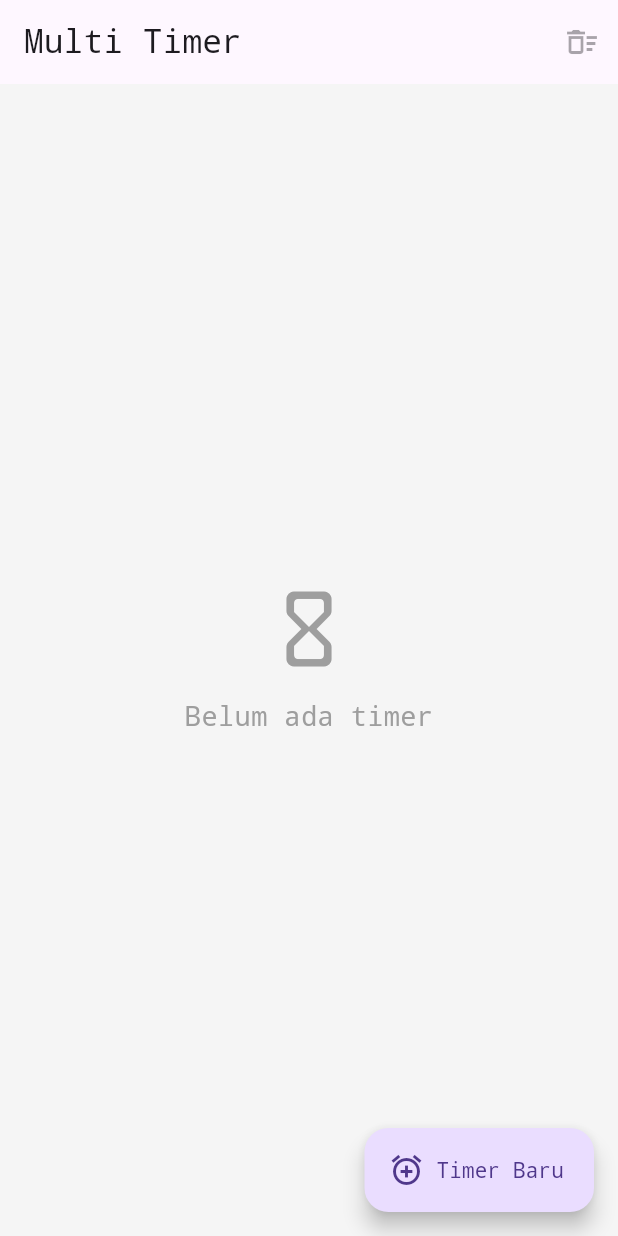
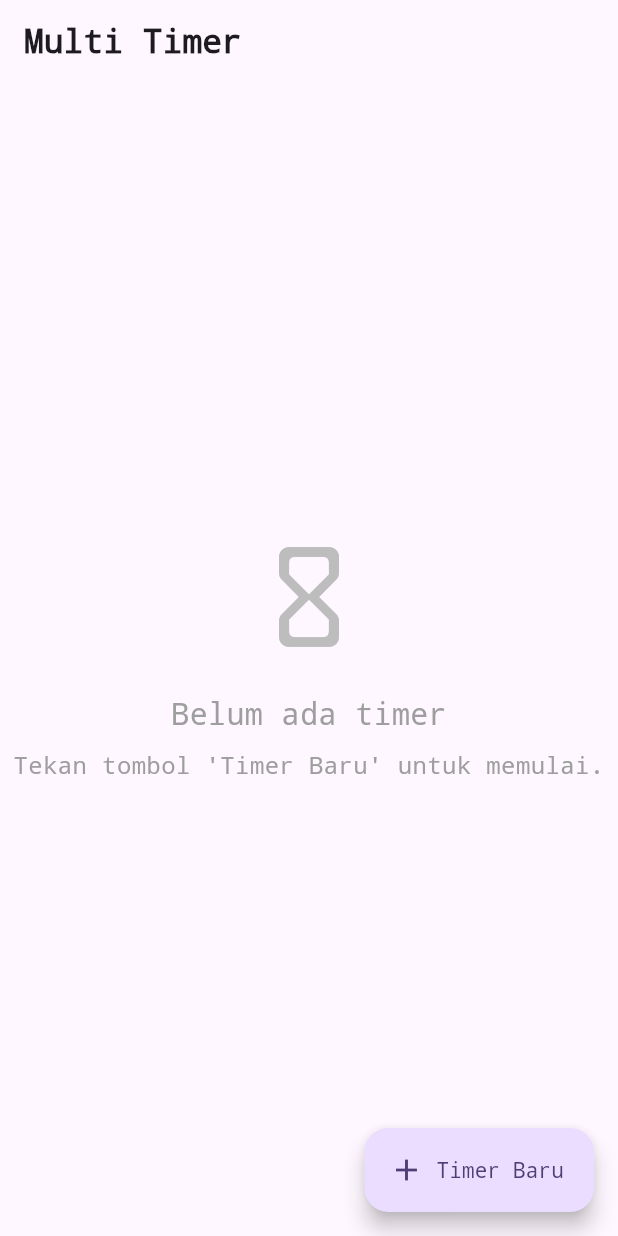
Before and after one commit to Greenson22/my_clock, a Flutter app: the screen it shows after launch, on a phone screen of 412 x 824 dp. Run offline on Flutter 3.47's test engine with Material 3 defaults, Android fonts, the light colour scheme and no system bars; our stand-ins replace file_picker, flutter_local_notifications, just_audio, percent_indicator, permission_handler, shared_preferences; missing offline and left inert: flutter_background_service, flutter_background_service_android, flutter_ringtone_player.

Commit message:
feat(UI): Desain ulang halaman countdown dengan layout grid modern
Merombak total antarmuka pengguna pada halaman utama untuk memberikan tampilan yang lebih estetik, modern, dan fungsional.

Perubahan utama meliputi:
- Mengganti layout `ListView` menjadi `GridView` untuk menampilkan timer, memungkinkan visualisasi yang lebih baik dan ringkas.
- Mendesain ulang `TimerCard` secara signifikan dengan gaya yang lebih modern, menampilkan progress bar melingkar (`CircularPercentIndicator`) dan tata letak yang lebih bersih.
- Memperbarui tema aplikasi (`AppWidget`) untuk menggunakan Material 3, `ColorScheme.fromSeed`, serta menambahkan dukungan untuk mode gelap (dark mode) yang mengikuti pengaturan sistem.
- Menyederhanakan alur interaksi pengguna dengan menggabungkan beberapa aksi (edit nama dan ikon) ke dalam satu dialog `onEdit`.
- Meningkatkan tampilan halaman kosong (empty state) agar lebih informatif dan menarik secara visual.
- Menghapus fungsionalitas pengurutan manual (`ReorderableListView`) karena tidak lagi sesuai dengan layout grid.

```diff
--- a/lib/app_widget.dart
+++ b/lib/app_widget.dart
@@ -9,11 +9,23 @@ class AppWidget extends StatelessWidget {
     return MaterialApp(
       title: 'Countdown App',
       theme: ThemeData(
-        primarySwatch: Colors.indigo,
+        colorScheme: ColorScheme.fromSeed(
+          seedColor: Colors.deepPurple,
+          brightness: Brightness.light,
+        ),
         useMaterial3: true,
-        fontFamily: 'monospace', // Set font default jika ingin konsisten
+        fontFamily: 'monospace',
       ),
-      home: const CountdownPage(), // Halaman utama kita
+      darkTheme: ThemeData(
+        colorScheme: ColorScheme.fromSeed(
+          seedColor: Colors.deepPurple,
+          brightness: Brightness.dark,
+        ),
+        useMaterial3: true,
+        fontFamily: 'monospace',
+      ),
+      themeMode: ThemeMode.system, // Mengikuti tema sistem
+      home: const CountdownPage(),
       debugShowCheckedModeBanner: false,
     );
   }
--- a/lib/features/countdown/presentation/countdown_page.dart
+++ b/lib/features/countdown/presentation/countdown_page.dart
@@ -16,8 +16,6 @@ class CountdownPage extends StatefulWidget {
 class _CountdownPageState extends State<CountdownPage> {
   List<CountdownTimer> _activeTimers = [];
   final FlutterBackgroundService _service = FlutterBackgroundService();
-  // [BARU] State untuk mengontrol mode pengurutan
-  bool _isReorderEnabled = false;
 
   @override
   void initState() {
@@ -63,90 +61,69 @@ class _CountdownPageState extends State<CountdownPage> {
   void _stopAlarm() => _service.invoke('stopAlarm');
   void _clearAllTimers() => _service.invoke('clearAll');
 
-  void _onReorder(int oldIndex, int newIndex) {
-    // Fungsi ini tidak berubah
-    if (oldIndex < newIndex) {
-      newIndex -= 1;
-    }
-    final CountdownTimer item = _activeTimers.removeAt(oldIndex);
-    _activeTimers.insert(newIndex, item);
-
-    _service.invoke('reorderTimers', {
-      'timers': _activeTimers.map((t) => t.toJson()).toList(),
-    });
-
-    setState(() {});
-  }
-
-  // --- FUNGSI DIALOG ---
-  // ... (Semua fungsi dialog tidak berubah)
-
   @override
   Widget build(BuildContext context) {
+    final theme = Theme.of(context);
     return Scaffold(
-      backgroundColor: Colors.grey[100],
       appBar: AppBar(
-        title: const Text("Multi Timer"),
+        title: const Text(
+          "Multi Timer",
+          style: TextStyle(fontWeight: FontWeight.bold),
+        ),
+        backgroundColor: theme.scaffoldBackgroundColor,
+        elevation: 0,
         actions: [
-          // [BARU] Tombol untuk mengaktifkan/menonaktifkan mode urut
           if (_activeTimers.isNotEmpty)
-            IconButton(
-              icon: Icon(_isReorderEnabled ? Icons.check : Icons.drag_handle),
-              tooltip: _isReorderEnabled
-                  ? "Selesai Mengurutkan"
-                  : "Ubah Urutan",
-              onPressed: () {
-                setState(() {
-                  _isReorderEnabled = !_isReorderEnabled;
-                });
-              },
-            ),
             IconButton(
               icon: const Icon(Icons.delete_sweep_outlined),
               tooltip: "Hapus Semua Timer",
-            onPressed: _activeTimers.isEmpty
-                ? null
-                : _showClearAllConfirmationDialog,
+              onPressed: _showClearAllConfirmationDialog,
             ),
         ],
       ),
       floatingActionButton: FloatingActionButton.extended(
         onPressed: _showAddTimerSheet,
         label: const Text('Timer Baru'),
-        icon: const Icon(Icons.add_alarm),
+        icon: const Icon(Icons.add),
       ),
       body: _activeTimers.isEmpty
-          ? const Center(
+          ? Center(
               child: Column(
                 mainAxisAlignment: MainAxisAlignment.center,
                 children: [
                   Icon(
                     Icons.hourglass_empty_rounded,
-                    size: 60,
-                    color: Colors.grey,
+                    size: 80,
+                    color: Colors.grey.shade400,
                   ),
-                  SizedBox(height: 16),
-                  Text(
+                  const SizedBox(height: 24),
+                  const Text(
                     "Belum ada timer",
-                    style: TextStyle(fontSize: 18, color: Colors.grey),
+                    style: TextStyle(fontSize: 20, color: Colors.grey),
+                  ),
+                  const SizedBox(height: 8),
+                  const Text(
+                    "Tekan tombol 'Timer Baru' untuk memulai.",
+                    style: TextStyle(fontSize: 16, color: Colors.grey),
+                    textAlign: TextAlign.center,
                   ),
                 ],
               ),
             )
-          : ReorderableListView.builder(
-              padding: const EdgeInsets.fromLTRB(8, 8, 8, 80),
+          : GridView.builder(
+              padding: const EdgeInsets.all(16.0),
+              gridDelegate: const SliverGridDelegateWithFixedCrossAxisCount(
+                crossAxisCount: 2,
+                childAspectRatio: 0.8,
+                crossAxisSpacing: 16,
+                mainAxisSpacing: 16,
+              ),
               itemCount: _activeTimers.length,
-              // [MODIFIKASI] onReorder hanya berfungsi jika mode aktif
-              onReorder: _isReorderEnabled
-                  ? _onReorder
-                  : (oldIndex, newIndex) {},
               itemBuilder: (context, index) {
                 final timer = _activeTimers[index];
                 return TimerCard(
                   key: ValueKey(timer.id),
                   timer: timer,
-                  // [BARU] Kirim status mode urut ke TimerCard
-                  isReorderEnabled: _isReorderEnabled,
                   onStopAlarm: _stopAlarm,
                   onResume: () =>
                       _service.invoke('resumeTimer', {'id': timer.id}),
@@ -155,21 +132,19 @@ class _CountdownPageState extends State<CountdownPage> {
                   onReset: () =>
                       _service.invoke('resetTimer', {'id': timer.id}),
                   onDelete: () => _showDeleteConfirmationDialog(timer),
-                  onEditName: () => _showEditNameDialog(timer),
-                  onEditIcon: () => _showEditIconDialog(timer),
+                  onEdit: () => _showEditTimerDialog(timer),
                 );
               },
             ),
     );
   }
 
-  // ... (Fungsi dialog lainnya tetap sama)
   void _showAddTimerSheet() {
     showModalBottomSheet(
       context: context,
       isScrollControlled: true,
       shape: const RoundedRectangleBorder(
-        borderRadius: BorderRadius.vertical(top: Radius.circular(20)),
+        borderRadius: BorderRadius.vertical(top: Radius.circular(24)),
       ),
       builder: (context) {
         return Padding(
@@ -202,7 +177,9 @@ class _CountdownPageState extends State<CountdownPage> {
               onPressed: () => Navigator.of(context).pop(),
             ),
             FilledButton(
-              style: FilledButton.styleFrom(backgroundColor: Colors.red),
+              style: FilledButton.styleFrom(
+                backgroundColor: Theme.of(context).colorScheme.error,
+              ),
               child: const Text('Hapus'),
               onPressed: () {
                 _service.invoke('removeTimer', {'id': timer.id});
@@ -228,7 +205,9 @@ class _CountdownPageState extends State<CountdownPage> {
               onPressed: () => Navigator.of(context).pop(),
             ),
             FilledButton(
-              style: FilledButton.styleFrom(backgroundColor: Colors.red),
+              style: FilledButton.styleFrom(
+                backgroundColor: Theme.of(context).colorScheme.error,
+              ),
               child: const Text('Hapus Semua'),
               onPressed: () {
                 _clearAllTimers();
@@ -241,22 +220,52 @@ class _CountdownPageState extends State<CountdownPage> {
     );
   }
 
-  Future<void> _showEditNameDialog(CountdownTimer timer) {
+  Future<void> _showEditTimerDialog(CountdownTimer timer) async {
     final TextEditingController dialogNameController = TextEditingController(
       text: timer.name,
     );
-    return showDialog<void>(
+
+    showDialog<void>(
       context: context,
       builder: (BuildContext context) {
         return AlertDialog(
-          title: const Text('Ubah Nama Timer'),
-          content: TextField(
+          title: const Text('Ubah Timer'),
+          content: Column(
+            mainAxisSize: MainAxisSize.min,
+            children: [
+              // Tombol untuk mengubah ikon
+              InkWell(
+                onTap: () {
+                  Navigator.of(context).pop(); // Tutup dialog edit nama
+                  _showEditIconDialog(timer); // Buka dialog edit ikon
+                },
+                borderRadius: BorderRadius.circular(50),
+                child: Padding(
+                  padding: const EdgeInsets.all(8.0),
+                  child: Row(
+                    mainAxisAlignment: MainAxisAlignment.center,
+                    children: [
+                      Text(
+                        timer.iconChar ?? '⏱️',
+                        style: const TextStyle(fontSize: 40),
+                      ),
+                      const SizedBox(width: 10),
+                      const Icon(Icons.edit_outlined, color: Colors.grey),
+                    ],
+                  ),
+                ),
+              ),
+              const SizedBox(height: 20),
+              // Field untuk mengubah nama
+              TextField(
                 controller: dialogNameController,
                 autofocus: true,
                 decoration: const InputDecoration(
-              labelText: 'Nama baru',
+                  labelText: 'Nama timer',
                   border: OutlineInputBorder(),
                 ),
+              ),
+            ],
           ),
           actions: <Widget>[
             TextButton(
--- a/pubspec.yaml
+++ b/pubspec.yaml
@@ -50,6 +50,7 @@ dependencies:
   flutter_ringtone_player: ^4.0.0
   file_picker: ^8.0.0+1 # Untuk memilih file
   just_audio: ^0.9.36   # Untuk memainkan audio dari file
+  percent_indicator: ^4.2.3
 
 
 dev_dependencies:
```
Also changed, not shown: lib/features/countdown/presentation/widgets/timer_card.dart (+83 -117 lines), pubspec.lock. Lines whose indentation alone changed are shown as unchanged.
